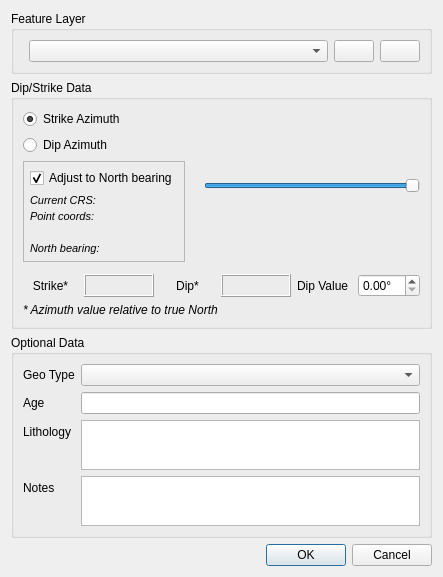
fpennica/dip-strike-tools, file dip_strike_tools/gui/dlg_insert_dip_strike.ui: the form before one commit.
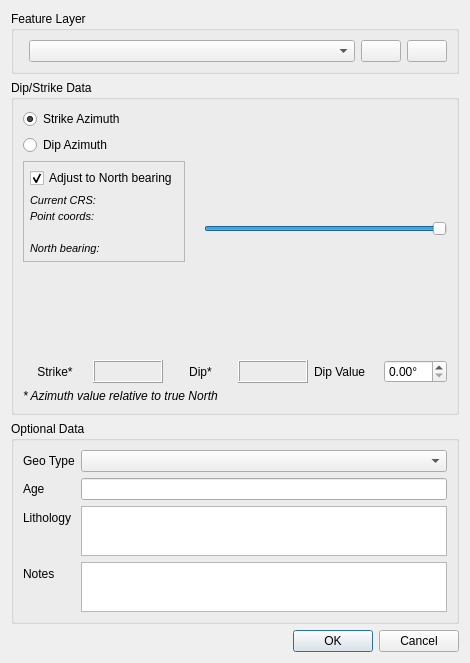
The form after the commit. Custom widgets are drawn as their Qt base class.

```diff
--- a/dip_strike_tools/gui/dlg_insert_dip_strike.ui
+++ b/dip_strike_tools/gui/dlg_insert_dip_strike.ui
@@ -6,8 +6,8 @@
    <rect>
     <x>0</x>
     <y>0</y>
-    <width>443</width>
-    <height>452</height>
+    <width>470</width>
+    <height>663</height>
    </rect>
   </property>
   <property name="windowTitle">
```
Left out of the diff: 3 changed lines with no effect on the pictures.
